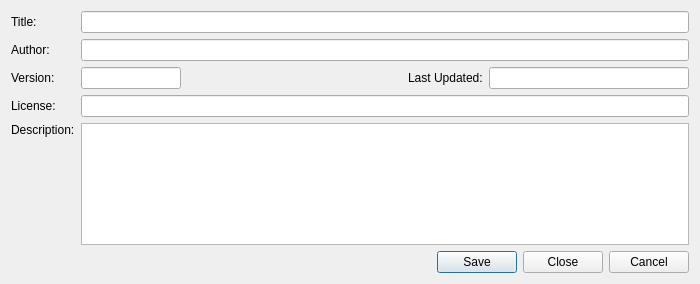
Before: the Qt Designer form ui/scripteditor_details.ui in metabrainz/picard, drawn with Qt 5.
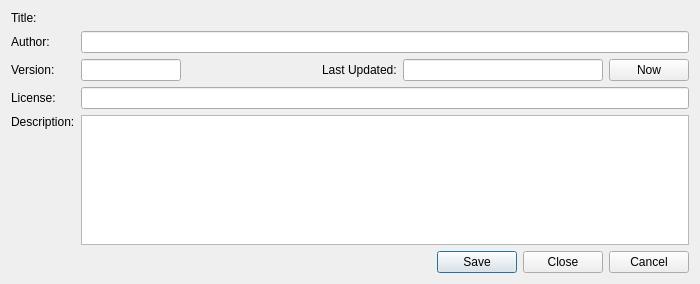
After: the same form once the commit is applied.

Commit message: Add button to set last updated to properly formatted current date/time

What changed in the file:
```diff
--- a/ui/scripteditor_details.ui
+++ b/ui/scripteditor_details.ui
@@ -97,6 +97,13 @@
          </property>
         </widget>
        </item>
+       <item>
+        <widget class="QPushButton" name="last_updated_now">
+         <property name="text">
+          <string>Now</string>
+         </property>
+        </widget>
+       </item>
       </layout>
      </item>
      <item row="1" column="0">
@@ -113,16 +120,6 @@
        </property>
       </widget>
      </item>
-     <item row="0" column="2">
-      <widget class="QLineEdit" name="script_title">
-       <property name="toolTip">
-        <string>The title of the script.</string>
-       </property>
-       <property name="readOnly">
-        <bool>true</bool>
-       </property>
-      </widget>
-     </item>
      <item row="3" column="0">
       <widget class="QLabel" name="label_5">
        <property name="text">
@@ -168,6 +165,20 @@
        </property>
       </widget>
      </item>
+     <item row="0" column="2">
+      <widget class="QLabel" name="script_title">
+       <property name="font">
+        <font>
+         <pointsize>9</pointsize>
+         <weight>75</weight>
+         <bold>true</bold>
+        </font>
+       </property>
+       <property name="text">
+        <string/>
+       </property>
+      </widget>
+     </item>
     </layout>
    </item>
    <item>
```
The commit also changes 2 other files.
